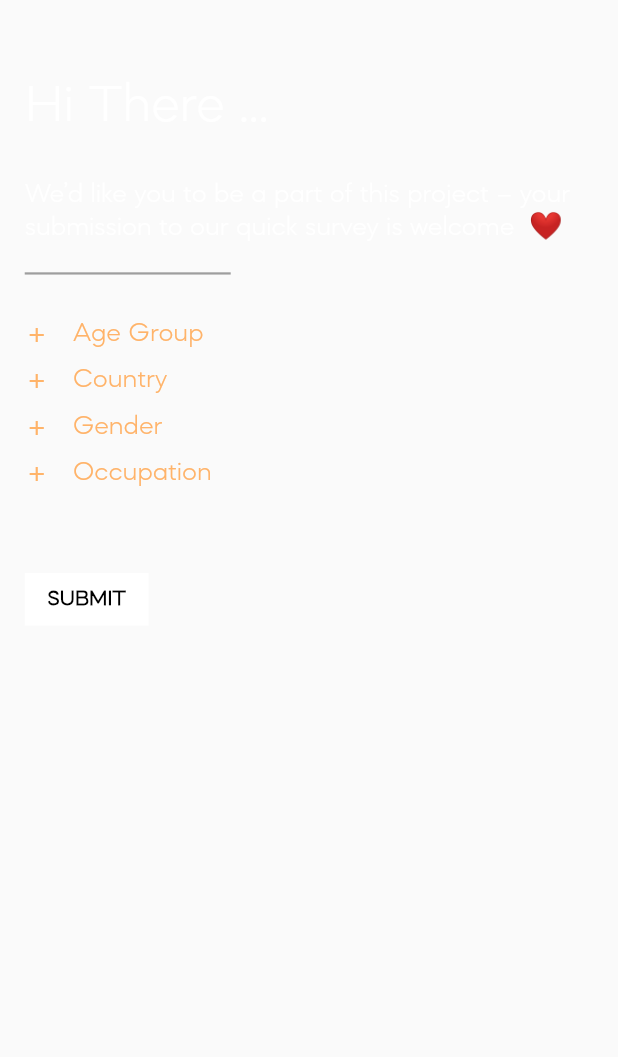
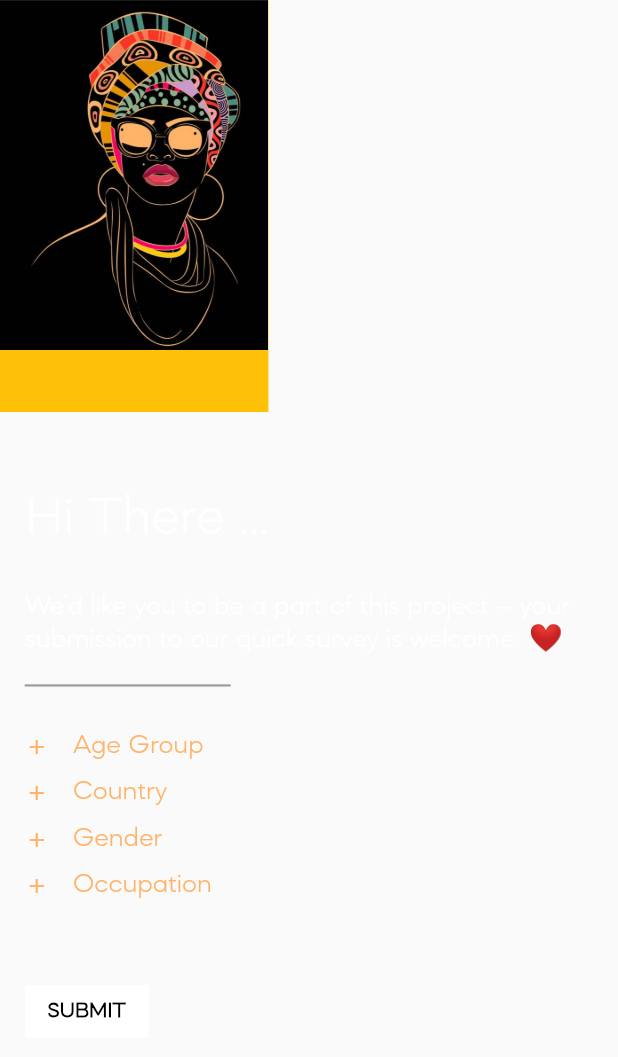
Before and after one commit to Othniel16/dortmund, a Flutter app: the CenterWidget widget shown alone on an empty page, opened directly, on a phone screen of 412 x 824 dp. Shown: the top 1057 px of the screen. Run offline on Flutter 3.47's test engine with Material 2 defaults, Android fonts, the phone set to English and light mode, and no system bars; drawn by our look-alikes of expandable; our stand-ins replace carousel_slider, dots_indicator, flutter_bounce, flutter_slider_drawer, responsive_builder, term_glyph.

Commit message:
Add responsiveness for mobile

```diff
--- a/lib/widgets/center_widget.dart
+++ b/lib/widgets/center_widget.dart
@@ -12,24 +12,41 @@ class CenterWidget extends StatelessWidget {
     final double screenWidth = MediaQuery.of(context).size.width;
     final double screenHeight = MediaQuery.of(context).size.height;
     return ResponsiveBuilder(builder: (context, sizingInformation) {
-      return Row(
+      return sizingInformation.isMobile
+          ? SingleChildScrollView(
+              child: Column(
+                crossAxisAlignment: CrossAxisAlignment.start,
                 children: [
-          sizingInformation.isMobile
-              ? Container()
-              : Expanded(
-                  child: Padding(
-                    padding: const EdgeInsets.only(right: 70.0),
+                  Container(
+                    color: Colors.amber,
+                    child: ConstrainedBox(
+                      child: leftChild,
+                      constraints: BoxConstraints(maxHeight: screenHeight / 3),
+                    ),
+                  ),
+                  Padding(
+                    padding: EdgeInsets.only(
+                      top: screenHeight / 35,
+                      left: screenWidth / 25,
+                      right: screenWidth / 25,
+                    ),
+                    child: rightChild,
+                  ),
+                ],
+              ),
+            )
+          : Row(
+              children: [
+                Expanded(
                   child: SizedBox(
                     child: leftChild,
                     height: MediaQuery.of(context).size.height,
-                      width: MediaQuery.of(context).size.width / 2,
-                    ),
+                    // width: MediaQuery.of(context).size.width / 2,
                   ),
                 ),
                 Expanded(
                     child: Padding(
                   padding: EdgeInsets.only(
-              right: screenWidth / 25,
                     left: sizingInformation.isMobile ? screenWidth / 25 : 0.0,
                     top: screenHeight / 35,
                   ),
```
Lines whose indentation alone changed are shown as unchanged.
